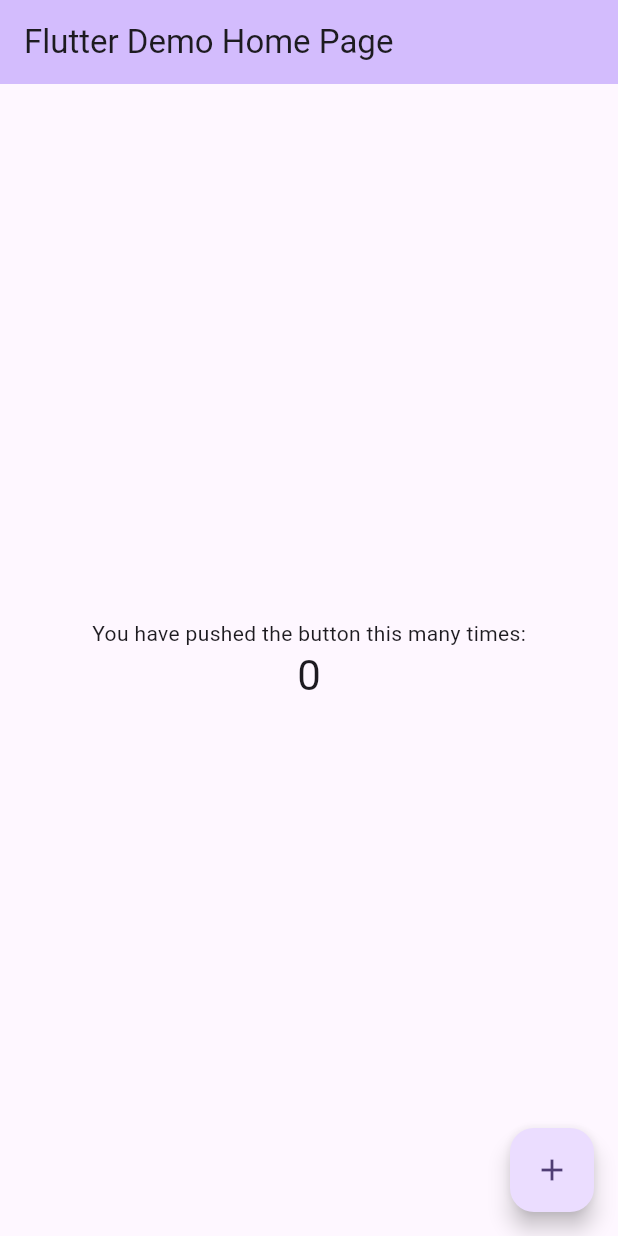
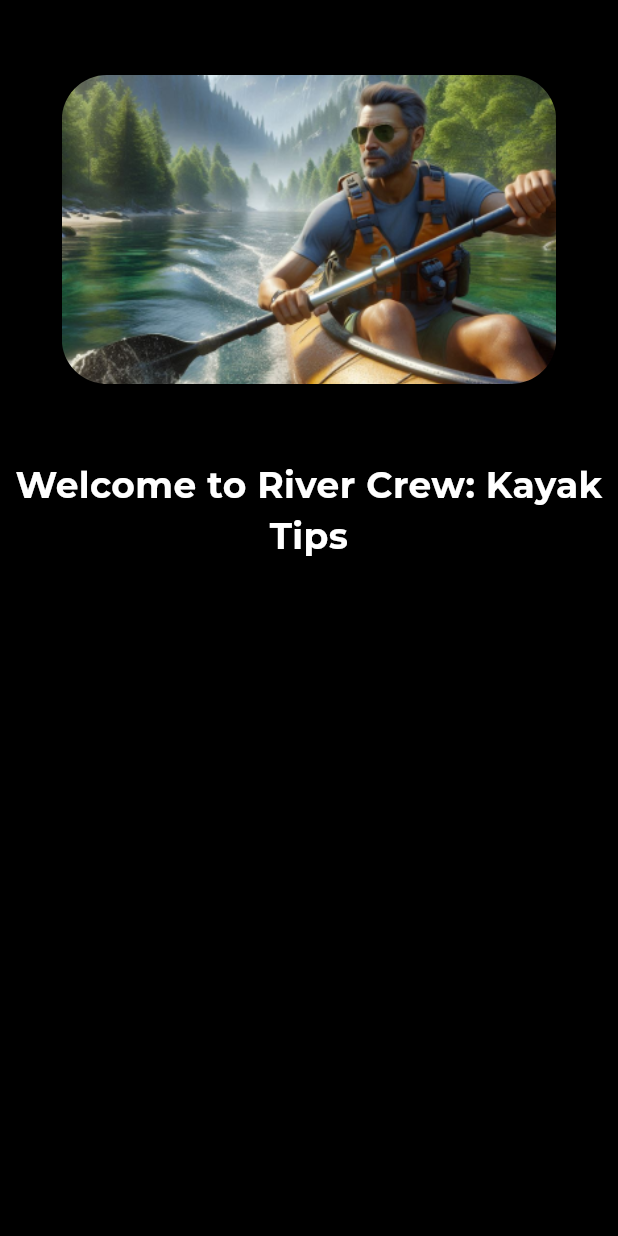
Before and after one commit to patt2005/river-crew-app, a Flutter app: the screen it shows after launch, on a phone screen of 412 x 824 dp. Run offline on Flutter 3.47's test engine with Material 3 defaults, Android fonts, the phone set to English and light mode, and no system bars.

Commit message:
am adaugat 2 file de imagini,+am adaugat toate culorile in utils.dart

```diff
--- /dev/null
+++ b/lib/home.page.dart
@@ -0,0 +1,54 @@
+import 'package:flutter/material.dart';
+
+// Definește culorile globale
+Color kBackgroundColor = Colors.black; // Setează fundalul la negru
+
+class HomePage extends StatefulWidget {
+  const HomePage({super.key});
+
+  @override
+  State<HomePage> createState() => _HomePageState();
+}
+
+class _HomePageState extends State<HomePage> {
+  @override
+  Widget build(BuildContext context) {
+    final size = MediaQuery.of(context).size;
+
+    return Scaffold(
+      body: SafeArea(
+        child: Column(
+          mainAxisAlignment: MainAxisAlignment.start,
+          crossAxisAlignment: CrossAxisAlignment.center,
+          children: [
+            const SizedBox(height: 50),
+            Padding(
+              padding: const EdgeInsets.symmetric(horizontal: 20),
+              child: ClipRRect(
+                borderRadius: BorderRadius.circular(30),
+                child: Image.asset(
+                  "images/Designer (18) 1.png",
+                  fit: BoxFit.cover,
+                  width: size.width * 0.8,
+                  height: size.height * 0.25,
+                ),
+              ),
+            ),
+            const SizedBox(height: 50),
+            const Text(
+              "Welcome to River Crew: Kayak Tips",
+              style: TextStyle(
+                fontSize: 24,
+                fontFamily: "Montserrat",
+                fontWeight: FontWeight.bold,
+                color: Colors.white,
+              ),
+              textAlign: TextAlign.center,
+            ),
+          ],
+        ),
+      ),
+      backgroundColor: kBackgroundColor,
+    );
+  }
+}
--- a/lib/main.dart
+++ b/lib/main.dart
@@ -1,4 +1,5 @@
 import 'package:flutter/material.dart';
+import 'package:river_crew_app/home.page.dart';
 
 void main() {
   runApp(const MyApp());
@@ -7,119 +8,17 @@
 class MyApp extends StatelessWidget {
   const MyApp({super.key});
 
-  // This widget is the root of your application.
   @override
   Widget build(BuildContext context) {
     return MaterialApp(
       title: 'Flutter Demo',
       theme: ThemeData(
-        // This is the theme of your application.
-        //
-        // TRY THIS: Try running your application with "flutter run". You'll see
-        // the application has a purple toolbar. Then, without quitting the app,
-        // try changing the seedColor in the colorScheme below to Colors.green
-        // and then invoke "hot reload" (save your changes or press the "hot
-        // reload" button in a Flutter-supported IDE, or press "r" if you used
-        // the command line to start the app).
-        //
-        // Notice that the counter didn't reset back to zero; the application
-        // state is not lost during the reload. To reset the state, use hot
-        // restart instead.
-        //
-        // This works for code too, not just values: Most code changes can be
-        // tested with just a hot reload.
         colorScheme: ColorScheme.fromSeed(seedColor: Colors.deepPurple),
         useMaterial3: true,
+        fontFamily: "Montserrat",
       ),
-      home: const MyHomePage(title: 'Flutter Demo Home Page'),
+      debugShowCheckedModeBanner: false, // Scoatem bannerul DEBUG
+      home: const HomePage(),
     );
   }
 }
-
-class MyHomePage extends StatefulWidget {
-  const MyHomePage({super.key, required this.title});
-
-  // This widget is the home page of your application. It is stateful, meaning
-  // that it has a State object (defined below) that contains fields that affect
-  // how it looks.
-
-  // This class is the configuration for the state. It holds the values (in this
-  // case the title) provided by the parent (in this case the App widget) and
-  // used by the build method of the State. Fields in a Widget subclass are
-  // always marked "final".
-
-  final String title;
-
-  @override
-  State<MyHomePage> createState() => _MyHomePageState();
-}
-
-class _MyHomePageState extends State<MyHomePage> {
-  int _counter = 0;
-
-  void _incrementCounter() {
-    setState(() {
-      // This call to setState tells the Flutter framework that something has
-      // changed in this State, which causes it to rerun the build method below
-      // so that the display can reflect the updated values. If we changed
-      // _counter without calling setState(), then the build method would not be
-      // called again, and so nothing would appear to happen.
-      _counter++;
-    });
-  }
-
-  @override
-  Widget build(BuildContext context) {
-    // This method is rerun every time setState is called, for instance as done
-    // by the _incrementCounter method above.
-    //
-    // The Flutter framework has been optimized to make rerunning build methods
-    // fast, so that you can just rebuild anything that needs updating rather
-    // than having to individually change instances of widgets.
-    return Scaffold(
-      appBar: AppBar(
-        // TRY THIS: Try changing the color here to a specific color (to
-        // Colors.amber, perhaps?) and trigger a hot reload to see the AppBar
-        // change color while the other colors stay the same.
-        backgroundColor: Theme.of(context).colorScheme.inversePrimary,
-        // Here we take the value from the MyHomePage object that was created by
-        // the App.build method, and use it to set our appbar title.
-        title: Text(widget.title),
-      ),
-      body: Center(
-        // Center is a layout widget. It takes a single child and positions it
-        // in the middle of the parent.
-        child: Column(
-          // Column is also a layout widget. It takes a list of children and
-          // arranges them vertically. By default, it sizes itself to fit its
-          // children horizontally, and tries to be as tall as its parent.
-          //
-          // Column has various properties to control how it sizes itself and
-          // how it positions its children. Here we use mainAxisAlignment to
-          // center the children vertically; the main axis here is the vertical
-          // axis because Columns are vertical (the cross axis would be
-          // horizontal).
-          //
-          // TRY THIS: Invoke "debug painting" (choose the "Toggle Debug Paint"
-          // action in the IDE, or press "p" in the console), to see the
-          // wireframe for each widget.
-          mainAxisAlignment: MainAxisAlignment.center,
-          children: <Widget>[
-            const Text(
-              'You have pushed the button this many times:',
-            ),
-            Text(
-              '$_counter',
-              style: Theme.of(context).textTheme.headlineMedium,
-            ),
-          ],
-        ),
-      ),
-      floatingActionButton: FloatingActionButton(
-        onPressed: _incrementCounter,
-        tooltip: 'Increment',
-        child: const Icon(Icons.add),
-      ), // This trailing comma makes auto-formatting nicer for build methods.
-    );
-  }
-}
--- /dev/null
+++ b/utils/utils.dart
@@ -0,0 +1,9 @@
+import 'package:flutter/material.dart';
+
+Color kBackgroundColor = const Color(0xFF050505);
+Color kPriaryColor = const Color(0xFFFFFFFF);
+Color kTextColor = const Color(0xFFD1D1D1);
+Color kforbutton = const Color(0xFFECBB84);
+Color kforrbutton = const Color(0xFFB6660E);
+Color kicon = const Color(0xFF252525);
+late Size size;
```
Also changed, not shown: pubspec.yaml (+6 -7 lines), fonts/Montserrat-VariableFont_wght.ttf (added), images/Designer (17) 1.png (added), images/Designer (18) 1.png (added), pubspec.lock, 1 other file.
